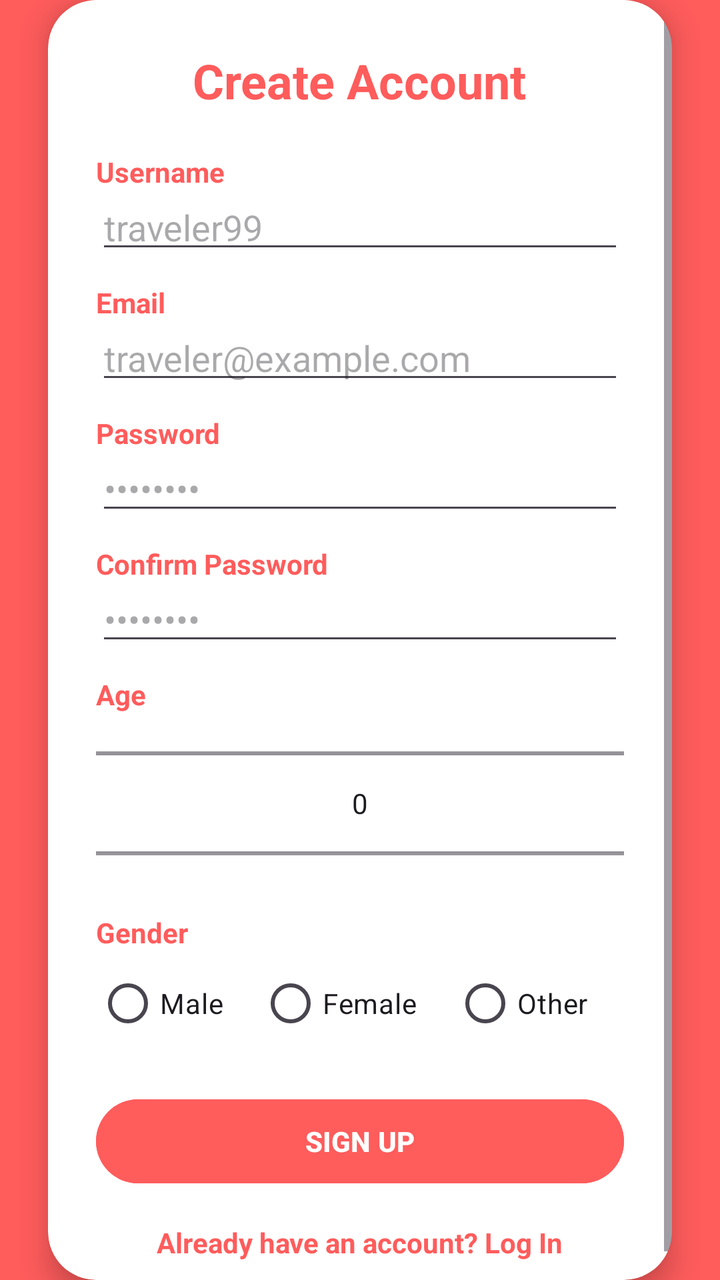
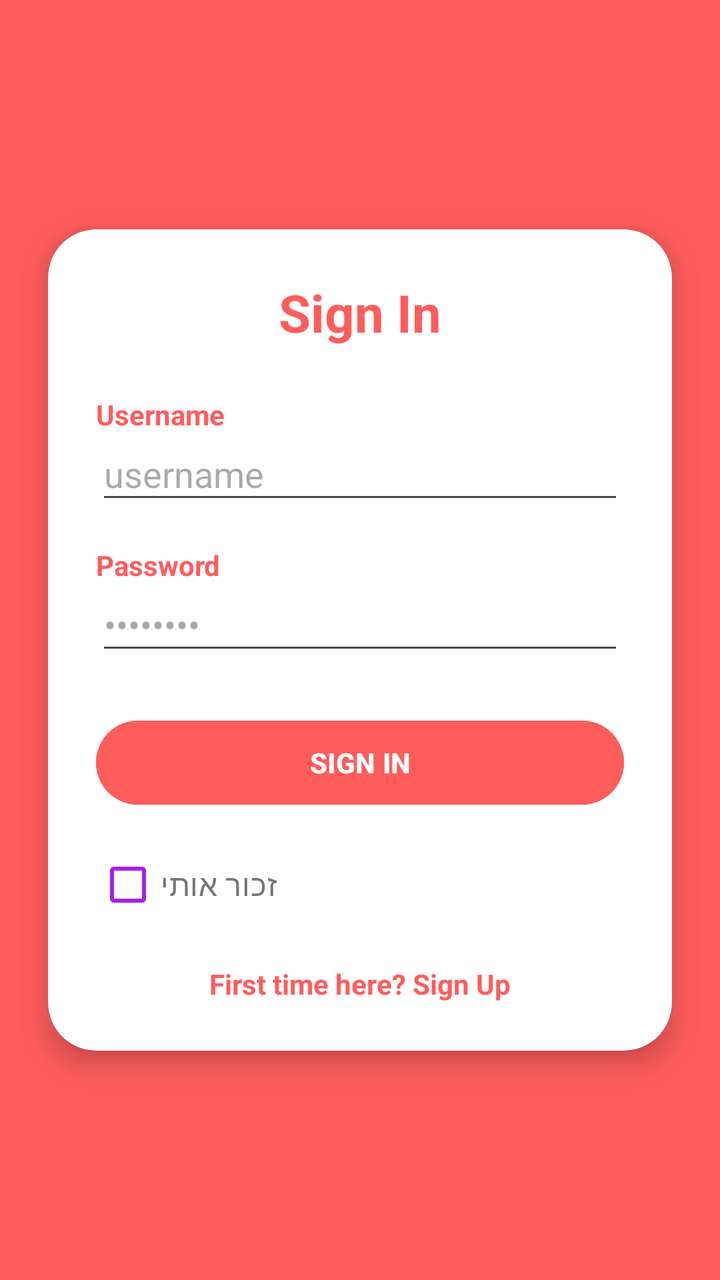

Compare the two renders of this Android layout. The source of the first and the diff that turns it into the second are given below.
<!-- AndroidManifest.xml: application theme Theme.Pinmate -->
<!-- res/layout/activity_sign_in_screen.xml -->
<?xml version="1.0" encoding="utf-8"?>
<androidx.constraintlayout.widget.ConstraintLayout xmlns:android="http://schemas.android.com/apk/res/android"
    xmlns:app="http://schemas.android.com/apk/res-auto"
    xmlns:tools="http://schemas.android.com/tools"
    android:id="@+id/main"
    android:layout_width="match_parent"
    android:layout_height="match_parent"
    android:background="#FF5C5C"
    tools:context=".RegisterActivity">

    
    <androidx.cardview.widget.CardView
        android:layout_width="0dp"
        android:layout_height="wrap_content"
        android:layout_marginHorizontal="24dp"
        app:cardBackgroundColor="#FFFFFF"
        app:cardCornerRadius="24dp"
        app:cardElevation="8dp"
        app:layout_constraintBottom_toBottomOf="parent"
        app:layout_constraintEnd_toEndOf="parent"
        app:layout_constraintStart_toStartOf="parent"
        app:layout_constraintTop_toTopOf="parent">

        <ScrollView
            android:layout_width="match_parent"
            android:layout_height="match_parent"
            android:fillViewport="true">

            <LinearLayout
                android:layout_width="match_parent"
                android:layout_height="wrap_content"
                android:orientation="vertical"
                android:padding="24dp">

                
                <TextView
                    android:id="@+id/tvHeader"
                    android:layout_width="wrap_content"
                    android:layout_height="wrap_content"
                    android:layout_gravity="center_horizontal"
                    android:layout_marginBottom="20dp"
                    android:text="Create Account"
                    android:textColor="#FF5C5C"
                    android:textSize="24sp"
                    android:textStyle="bold" />

                
                <TextView
                    android:layout_width="wrap_content"
                    android:layout_height="wrap_content"
                    android:text="Username"
                    android:textColor="#FF5C5C"
                    android:textStyle="bold" />

                <EditText
                    android:id="@+id/etUsername"
                    android:layout_width="match_parent"
                    android:layout_height="wrap_content"
                    android:hint="traveler99"
                    android:inputType="text"
                    android:paddingVertical="6dp" />

                
                <TextView
                    android:layout_width="wrap_content"
                    android:layout_height="wrap_content"
                    android:layout_marginTop="10dp"
                    android:text="Email"
                    android:textColor="#FF5C5C"
                    android:textStyle="bold" />

                <EditText
                    android:id="@+id/etSignUpEmail"
                    android:layout_width="match_parent"
                    android:layout_height="wrap_content"
                    android:hint="traveler@example.com"
                    android:inputType="textEmailAddress"
                    android:paddingVertical="6dp" />

                
                <TextView
                    android:layout_width="wrap_content"
                    android:layout_height="wrap_content"
                    android:layout_marginTop="10dp"
                    android:text="Password"
                    android:textColor="#FF5C5C"
                    android:textStyle="bold" />

                <EditText
                    android:id="@+id/etSignUpPassword"
                    android:layout_width="match_parent"
                    android:layout_height="wrap_content"
                    android:hint="••••••••"
                    android:inputType="textPassword"
                    android:paddingVertical="6dp" />

                
                <TextView
                    android:layout_width="wrap_content"
                    android:layout_height="wrap_content"
                    android:layout_marginTop="10dp"
                    android:text="Confirm Password"
                    android:textColor="#FF5C5C"
                    android:textStyle="bold" />

                <EditText
                    android:id="@+id/etConfirmPassword"
                    android:layout_width="match_parent"
                    android:layout_height="wrap_content"
                    android:hint="••••••••"
                    android:inputType="textPassword"
                    android:paddingVertical="6dp" />

                
                <TextView
                    android:layout_width="wrap_content"
                    android:layout_height="wrap_content"
                    android:layout_marginTop="10dp"
                    android:text="Age"
                    android:textColor="#FF5C5C"
                    android:textStyle="bold" />

                <NumberPicker
                    android:id="@+id/numberPickerAge"
                    android:layout_width="match_parent"
                    android:layout_height="90dp"
                    android:layout_gravity="center_horizontal" />

                
                <TextView
                    android:layout_width="wrap_content"
                    android:layout_height="wrap_content"
                    android:layout_marginTop="10dp"
                    android:text="Gender"
                    android:textColor="#FF5C5C"
                    android:textStyle="bold" />

                <RadioGroup
                    android:id="@+id/rgGender"
                    android:layout_width="match_parent"
                    android:layout_height="wrap_content"
                    android:layout_marginTop="2dp"
                    android:orientation="horizontal">

                    <RadioButton
                        android:id="@+id/rbMale"
                        android:layout_width="wrap_content"
                        android:layout_height="wrap_content"
                        android:layout_weight="1"
                        android:text="Male" />

                    <RadioButton
                        android:id="@+id/rbFemale"
                        android:layout_width="wrap_content"
                        android:layout_height="wrap_content"
                        android:layout_weight="1"
                        android:text="Female" />

                    <RadioButton
                        android:id="@+id/rbOther"
                        android:layout_width="wrap_content"
                        android:layout_height="wrap_content"
                        android:layout_weight="1"
                        android:text="Other" />
                </RadioGroup>

                
                <Button
                    android:id="@+id/btnSignUp"
                    android:layout_width="match_parent"
                    android:layout_height="50dp"
                    android:layout_marginTop="20dp"
                    android:backgroundTint="#FF5C5C"
                    android:text="SIGN UP"
                    android:textColor="#FFFFFF"
                    android:textStyle="bold" />

                
                <TextView
                    android:id="@+id/tvLogIn"
                    android:layout_width="wrap_content"
                    android:layout_height="wrap_content"
                    android:layout_gravity="center_horizontal"
                    android:layout_marginTop="16dp"
                    android:text="Already have an account? Log In"
                    android:textColor="#FF5C5C"
                    android:textSize="14sp"
                    android:textStyle="bold" />

            </LinearLayout>
        </ScrollView>
    </androidx.cardview.widget.CardView>

</androidx.constraintlayout.widget.ConstraintLayout>
<!-- resources referenced by this layout -->
<resources>
  <style name="Theme.Pinmate" parent="Base.Theme.Pinmate" />
  <style name="Base.Theme.Pinmate" parent="Theme.Material3.DayNight.NoActionBar">
          
          
      </style>
</resources>

<!-- the commit's change to res/layout/activity_sign_in_screen.xml (unified diff, before → after) -->
@@ -6,7 +6,7 @@
     android:layout_width="match_parent"
     android:layout_height="match_parent"
     android:background="#FF5C5C"
-    tools:context=".RegisterActivity">
+    tools:context=".SignInScreen">
 
     
     <androidx.cardview.widget.CardView
@@ -21,174 +21,90 @@
         app:layout_constraintStart_toStartOf="parent"
         app:layout_constraintTop_toTopOf="parent">
 
-        <ScrollView
+        <LinearLayout
             android:layout_width="match_parent"
-            android:layout_height="match_parent"
-            android:fillViewport="true">
+            android:layout_height="wrap_content"
+            android:orientation="vertical"
+            android:padding="24dp">
 
-            <LinearLayout
+            
+            <TextView
+                android:id="@+id/tvHeader"
+                android:layout_width="wrap_content"
+                android:layout_height="wrap_content"
+                android:layout_gravity="center_horizontal"
+                android:layout_marginBottom="24dp"
+                android:text="Sign In"
+                android:textColor="#FF5C5C"
+                android:textSize="26sp"
+                android:textStyle="bold" />
+
+            
+            <TextView
+                android:layout_width="wrap_content"
+                android:layout_height="wrap_content"
+                android:text="Username"
+                android:textColor="#FF5C5C"
+                android:textStyle="bold" />
+
+            <EditText
+                android:id="@+id/etSignInUsername"
                 android:layout_width="match_parent"
                 android:layout_height="wrap_content"
-                android:orientation="vertical"
-                android:padding="24dp">
+                android:hint="username"
+                android:inputType="text"
+                android:paddingVertical="8dp" />
 
-                
-                <TextView
-                    android:id="@+id/tvHeader"
-                    android:layout_width="wrap_content"
-                    android:layout_height="wrap_content"
-                    android:layout_gravity="center_horizontal"
-                    android:layout_marginBottom="20dp"
-                    android:text="Create Account"
-                    android:textColor="#FF5C5C"
-                    android:textSize="24sp"
-                    android:textStyle="bold" />
+            
+            <TextView
+                android:layout_width="wrap_content"
+                android:layout_height="wrap_content"
+                android:layout_marginTop="16dp"
+                android:text="Password"
+                android:textColor="#FF5C5C"
+                android:textStyle="bold" />
 
-                
-                <TextView
-                    android:layout_width="wrap_content"
-                    android:layout_height="wrap_content"
-                    android:text="Username"
-                    android:textColor="#FF5C5C"
-                    android:textStyle="bold" />
+            <EditText
+                android:id="@+id/etSignInPassword"
+                android:layout_width="match_parent"
+                android:layout_height="wrap_content"
+                android:hint="••••••••"
+                android:inputType="textPassword"
+                android:paddingVertical="8dp" />
 
-                <EditText
-                    android:id="@+id/etUsername"
-                    android:layout_width="match_parent"
-                    android:layout_height="wrap_content"
-                    android:hint="traveler99"
-                    android:inputType="text"
-                    android:paddingVertical="6dp" />
+            
+            <Button
+                android:id="@+id/btnSignIn"
+                android:layout_width="match_parent"
+                android:layout_height="50dp"
+                android:layout_marginTop="24dp"
+                android:backgroundTint="#FF5C5C"
+                android:text="SIGN IN"
+                android:textColor="#FFFFFF"
+                android:textStyle="bold" />
 
-                
-                <TextView
-                    android:layout_width="wrap_content"
-                    android:layout_height="wrap_content"
-                    android:layout_marginTop="10dp"
-                    android:text="Email"
-                    android:textColor="#FF5C5C"
-                    android:textStyle="bold" />
+            
+            <com.google.android.material.checkbox.MaterialCheckBox
+                android:id="@+id/cbRememberMe"
+                style="@style/Widget.App.CheckBox"
+                android:layout_width="wrap_content"
+                android:layout_height="wrap_content"
+                android:layout_marginTop="12dp"
+                android:text="@string/remember_me" />
 
-                <EditText
-                    android:id="@+id/etSignUpEmail"
-                    android:layout_width="match_parent"
-                    android:layout_height="wrap_content"
-                    android:hint="traveler@example.com"
-                    android:inputType="textEmailAddress"
-                    android:paddingVertical="6dp" />
+            
+            <TextView
+                android:id="@+id/tvSignUp"
+                android:layout_width="wrap_content"
+                android:layout_height="wrap_content"
+                android:layout_gravity="center_horizontal"
+                android:layout_marginTop="16dp"
+                android:text="First time here? Sign Up"
+                android:textColor="#FF5C5C"
+                android:textSize="14sp"
+                android:textStyle="bold" />
 
-                
-                <TextView
-                    android:layout_width="wrap_content"
-                    android:layout_height="wrap_content"
-                    android:layout_marginTop="10dp"
-                    android:text="Password"
-                    android:textColor="#FF5C5C"
-                    android:textStyle="bold" />
-
-                <EditText
-                    android:id="@+id/etSignUpPassword"
-                    android:layout_width="match_parent"
-                    android:layout_height="wrap_content"
-                    android:hint="••••••••"
-                    android:inputType="textPassword"
-                    android:paddingVertical="6dp" />
-
-                
-                <TextView
-                    android:layout_width="wrap_content"
-                    android:layout_height="wrap_content"
-                    android:layout_marginTop="10dp"
-                    android:text="Confirm Password"
-                    android:textColor="#FF5C5C"
-                    android:textStyle="bold" />
-
-                <EditText
-                    android:id="@+id/etConfirmPassword"
-                    android:layout_width="match_parent"
-                    android:layout_height="wrap_content"
-                    android:hint="••••••••"
-                    android:inputType="textPassword"
-                    android:paddingVertical="6dp" />
-
-                
-                <TextView
-                    android:layout_width="wrap_content"
-                    android:layout_height="wrap_content"
-                    android:layout_marginTop="10dp"
-                    android:text="Age"
-                    android:textColor="#FF5C5C"
-                    android:textStyle="bold" />
-
-                <NumberPicker
-                    android:id="@+id/numberPickerAge"
-                    android:layout_width="match_parent"
-                    android:layout_height="90dp"
-                    android:layout_gravity="center_horizontal" />
-
-                
-                <TextView
-                    android:layout_width="wrap_content"
-                    android:layout_height="wrap_content"
-                    android:layout_marginTop="10dp"
-                    android:text="Gender"
-                    android:textColor="#FF5C5C"
-                    android:textStyle="bold" />
-
-                <RadioGroup
-                    android:id="@+id/rgGender"
-                    android:layout_width="match_parent"
-                    android:layout_height="wrap_content"
-                    android:layout_marginTop="2dp"
-                    android:orientation="horizontal">
-
-                    <RadioButton
-                        android:id="@+id/rbMale"
-                        android:layout_width="wrap_content"
-                        android:layout_height="wrap_content"
-                        android:layout_weight="1"
-                        android:text="Male" />
-
-                    <RadioButton
-                        android:id="@+id/rbFemale"
-                        android:layout_width="wrap_content"
-                        android:layout_height="wrap_content"
-                        android:layout_weight="1"
-                        android:text="Female" />
-
-                    <RadioButton
-                        android:id="@+id/rbOther"
-                        android:layout_width="wrap_content"
-                        android:layout_height="wrap_content"
-                        android:layout_weight="1"
-                        android:text="Other" />
-                </RadioGroup>
-
-                
-                <Button
-                    android:id="@+id/btnSignUp"
-                    android:layout_width="match_parent"
-                    android:layout_height="50dp"
-                    android:layout_marginTop="20dp"
-                    android:backgroundTint="#FF5C5C"
-                    android:text="SIGN UP"
-                    android:textColor="#FFFFFF"
-                    android:textStyle="bold" />
-
-                
-                <TextView
-                    android:id="@+id/tvLogIn"
-                    android:layout_width="wrap_content"
-                    android:layout_height="wrap_content"
-                    android:layout_gravity="center_horizontal"
-                    android:layout_marginTop="16dp"
-                    android:text="Already have an account? Log In"
-                    android:textColor="#FF5C5C"
-                    android:textSize="14sp"
-                    android:textStyle="bold" />
-
-            </LinearLayout>
-        </ScrollView>
+        </LinearLayout>
     </androidx.cardview.widget.CardView>
 
 </androidx.constraintlayout.widget.ConstraintLayout>
<!-- resource entries referenced after the edit -->
@@ -1,6 +1,14 @@
 <!-- resources referenced by this layout -->
 <resources>
+  <string name="remember_me">זכור אותי</string>
+  <style name="Widget.App.CheckBox" parent="Widget.Material3.CompoundButton.CheckBox">
+          <item name="buttonTint">@color/purple_neon</item>
+          <item name="android:textColor">@color/text_secondary</item>
+          <item name="android:textSize">15sp</item>
+      </style>
   <style name="Theme.Pinmate" parent="Base.Theme.Pinmate" />
+  <color name="purple_neon">#A020F0</color>
+  <color name="text_secondary">#757575</color>
   <style name="Base.Theme.Pinmate" parent="Theme.Material3.DayNight.NoActionBar">
           
           
